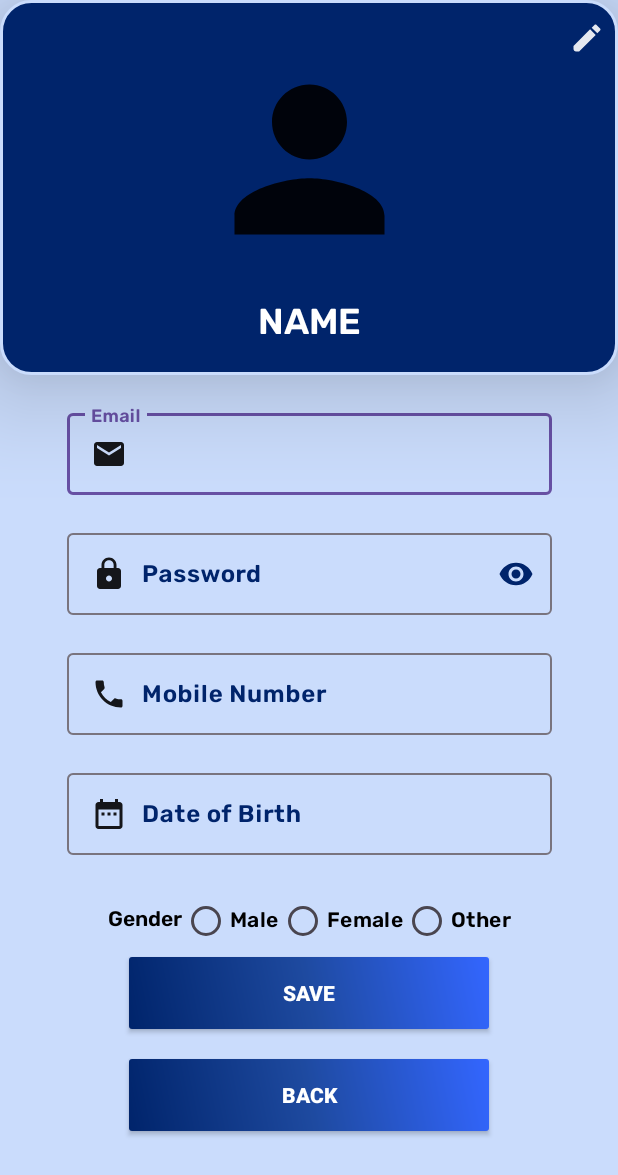
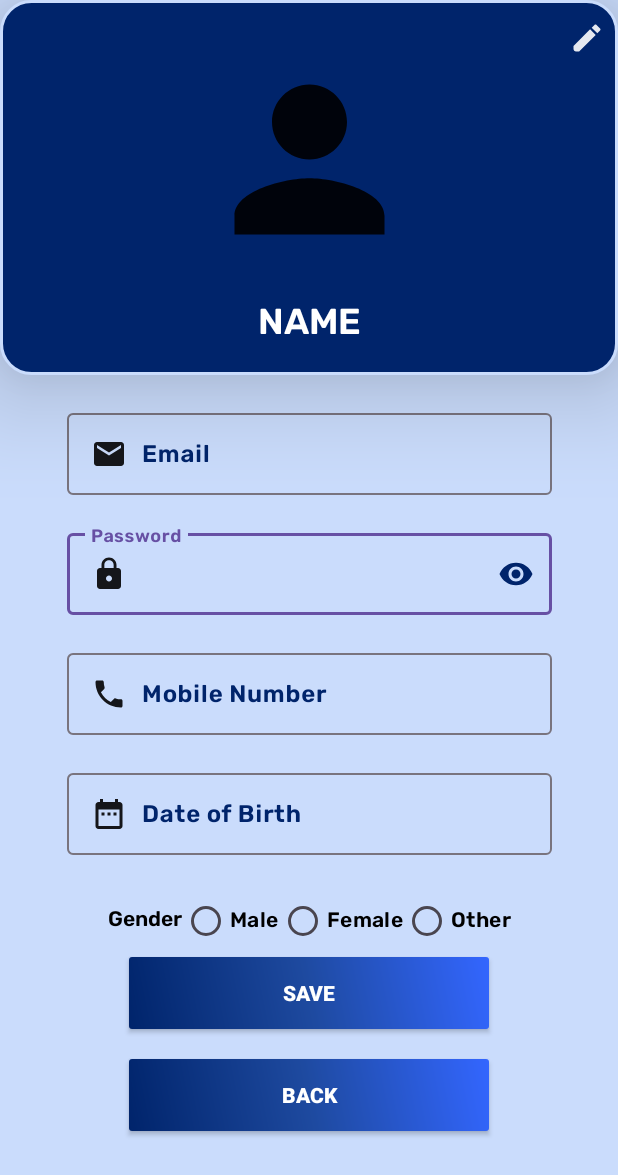
Before and after one commit to Goutham-JR/Duelisto, an Android app: the ProfileSettingActivity screen opened directly, with no data from a screen before it, on a phone screen of 412 x 824 dp. Shown: the top 1175 px of the screen. Run offline under Robolectric (Android 15) with nearby library versions, the phone set to English and light mode, and no system bars; our stand-ins replace Firebase (no records; nobody signed in at launch, a user with empty details on screens opened directly), Picasso; pictures from the network do not load.

Commit message:
Updated the profileSetting with database integration.
Updated the profileSetting with database integration.

```diff
--- a/app/src/main/AndroidManifest.xml
+++ b/app/src/main/AndroidManifest.xml
@@ -31,7 +31,7 @@
             android:exported="true">
         </activity>
         <activity
-            android:name=".ProfileActivity"
+            android:name=".ProfileSettingActivity"
             android:exported="true">
         </activity>
         <activity
--- a/app/src/main/java/com/duelisto/HomeActivity.kt
+++ b/app/src/main/java/com/duelisto/HomeActivity.kt
@@ -81,7 +81,7 @@ class HomeActivity : AppCompatActivity() {
             }
         slideMenuView.findViewById<Button>(R.id.profilebutton).setOnClickListener{
             dismissSlideMenuWithAnimation{
-                startActivity(Intent(this, ProfileActivity::class.java))
+                startActivity(Intent(this, ProfileSettingActivity::class.java))
             }
         }
 
--- a/app/src/main/java/com/duelisto/UploadProfileImageActivity.kt
+++ b/app/src/main/java/com/duelisto/UploadProfileImageActivity.kt
@@ -3,7 +3,6 @@ package com.duelisto
 import android.content.Intent
 import android.net.Uri
 import android.os.Bundle
-import android.text.Editable
 import android.widget.Toast
 import androidx.activity.result.ActivityResultCallback
 import androidx.activity.result.contract.ActivityResultContracts
@@ -57,7 +56,7 @@ class UploadProfileImageActivity : AppCompatActivity(){
         }
 
         binding.profilecancelbtnadv.setOnClickListener {
-            startActivity(Intent(this, ProfileActivity::class.java))
+            startActivity(Intent(this, ProfileSettingActivity::class.java))
         }
 
         binding.profilesavebtnadv.setOnClickListener {
--- a/app/src/main/res/layout/activity_profile.xml
+++ b/app/src/main/res/layout/activity_profilesetting.xml
@@ -86,7 +86,11 @@
                 android:inputType="textEmailAddress"
                 android:autofillHints="emailAddress"
                 android:fontFamily="@font/rubiksemibold"
-                android:textColor="@color/black"/>
+                android:textColor="@color/black"
+                android:editable="false"
+                android:focusable="false"
+                android:focusableInTouchMode="false"
+                tools:ignore="Deprecated" />
 
         </com.google.android.material.textfield.TextInputLayout>
 
@@ -155,7 +159,7 @@
             app:layout_constraintRight_toRightOf="parent"
             app:layout_constraintLeft_toLeftOf="parent"
             app:layout_constraintTop_toBottomOf="@+id/numberprofilelayout"
-            app:layout_constraintBottom_toTopOf="@+id/profilegender_radio_group">
+            app:layout_constraintBottom_toTopOf="@+id/profilegenderRadioGroup">
 
             <com.google.android.material.textfield.TextInputEditText
                 android:id="@+id/profiledob"
@@ -180,11 +184,11 @@
             android:layout_marginTop="32sp"
             app:layout_constraintTop_toBottomOf="@+id/dobprofilelayout"
             app:layout_constraintStart_toStartOf="parent"
-            app:layout_constraintEnd_toStartOf="@+id/profilegender_radio_group"
+            app:layout_constraintEnd_toStartOf="@+id/profilegenderRadioGroup"
             app:layout_constraintHorizontal_chainStyle="packed"/>
 
         <RadioGroup
-            android:id="@+id/profilegender_radio_group"
+            android:id="@+id/profilegenderRadioGroup"
             android:layout_width="wrap_content"
             android:layout_height="wrap_content"
             android:orientation="horizontal"
@@ -231,7 +235,7 @@
             android:layout_marginBottom="20sp"
             app:layout_constraintRight_toRightOf="parent"
             app:layout_constraintLeft_toLeftOf="parent"
-            app:layout_constraintTop_toBottomOf="@+id/profilegender_radio_group"
+            app:layout_constraintTop_toBottomOf="@+id/profilegenderRadioGroup"
             app:layout_constraintBottom_toTopOf="@+id/profilebackbtn"
             tools:ignore="InOrMmUsage" />
 
@@ -247,7 +251,7 @@
             android:outlineProvider="paddedBounds"
             app:layout_constraintRight_toRightOf="parent"
             app:layout_constraintLeft_toLeftOf="parent"
-            app:layout_constraintTop_toBottomOf="@+id/profilegender_radio_group"
+            app:layout_constraintTop_toBottomOf="@+id/profilegenderRadioGroup"
             app:layout_constraintBottom_toBottomOf="parent"
             tools:ignore="InOrMmUsage" />
 
```
Also changed, not shown: app/src/main/java/com/duelisto/LoginActivity.kt (+13 -1 lines), app/src/main/java/com/duelisto/ProfileSettingActivity.kt (renamed from app/src/main/java/com/duelisto/ProfileActivity.kt, +49 -5 lines).
